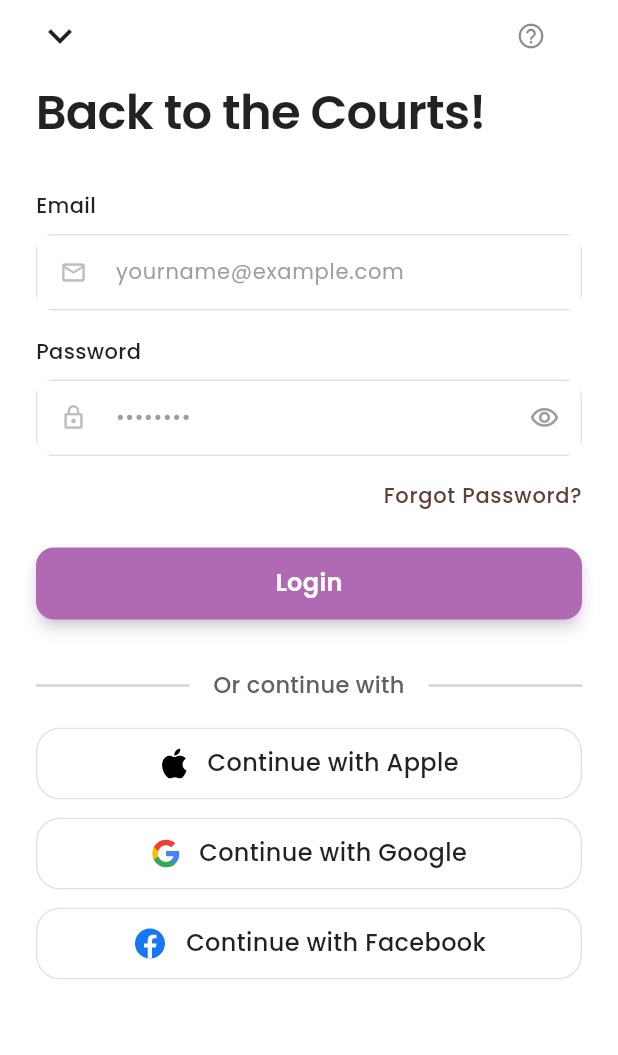
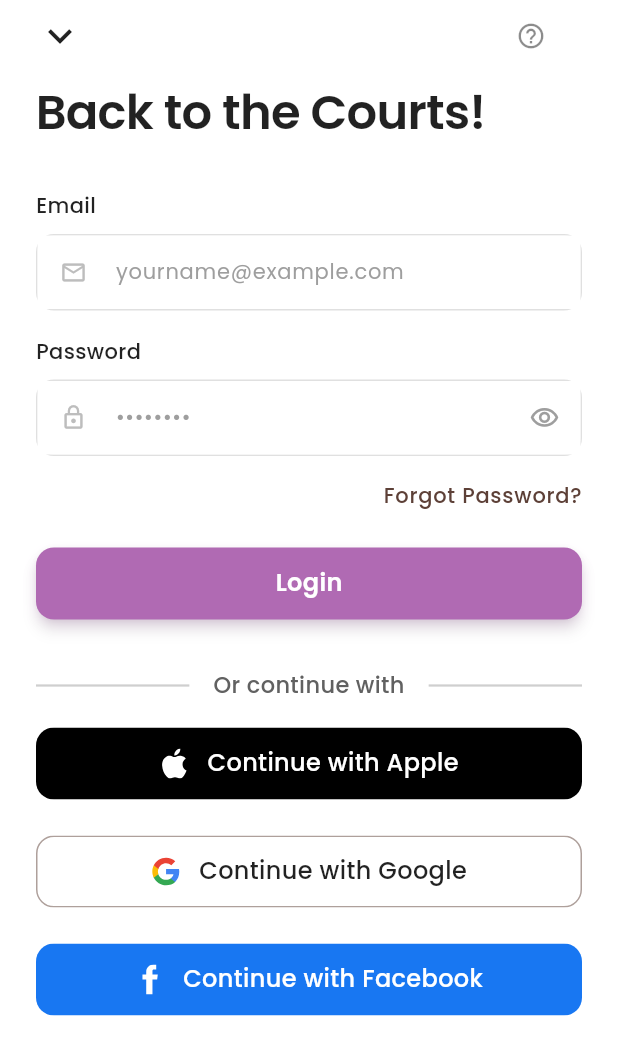
Before and after one commit to iinoshirozheng/CourtSnapp, a Flutter app: the LoginPage screen opened by its route, on a phone screen of 412 x 824 dp. Shown: the top 1055 px of the screen. Run offline on Flutter 3.47's test engine with Material 3 defaults, Android fonts, the phone set to English and light mode, and no system bars; our stand-ins replace bloc, dartz, dio, email_validator, equatable, firebase_core and 8 more; accounts and stored records are empty.

Commit message:
修改 or continue with 樣式

```diff
--- a/project/lib/features/auth/presentation/pages/login_page.dart
+++ b/project/lib/features/auth/presentation/pages/login_page.dart
@@ -469,7 +469,7 @@ class _LoginPageState extends State<LoginPage>
                                       },
                                     ),
                                     const SizedBox(
-                                      height: SpacingConstants.spacing3,
+                                      height: SpacingConstants.spacing5,
                                     ),
                                     GoogleLoginButton(
                                       onPressed: () {
@@ -477,7 +477,7 @@ class _LoginPageState extends State<LoginPage>
                                       },
                                     ),
                                     const SizedBox(
-                                      height: SpacingConstants.spacing3,
+                                      height: SpacingConstants.spacing5,
                                     ),
                                     FacebookLoginButton(
                                       onPressed: () {
--- a/project/lib/features/auth/presentation/widgets/social_login_buttons.dart
+++ b/project/lib/features/auth/presentation/widgets/social_login_buttons.dart
@@ -20,11 +20,12 @@ class FacebookLoginButton extends StatelessWidget {
   @override
   Widget build(BuildContext context) {
     return SocialLoginButton(
-      icon: const FacebookLogo(),
+      icon: const FacebookLogo(color: Colors.white),
       text: 'Continue with Facebook',
-      bgColor: Colors.white,
-      textColor: Colors.black87,
-      borderColor: Colors.grey.withValues(alpha: 0.3),
+      bgColor: const Color(0xFF1877F2), // Facebook blue
+      textColor: Colors.white,
+      borderColor: Colors.transparent,
+      borderRadius: 12.0,
       onPressed: onPressed,
       isLoading: isLoading,
     );
@@ -53,7 +54,8 @@ class GoogleLoginButton extends StatelessWidget {
       text: 'Continue with Google',
       bgColor: Colors.white,
       textColor: Colors.black87,
-      borderColor: Colors.grey.withValues(alpha: 0.3),
+      borderColor: const Color(0xFF5D4037).withValues(alpha: 0.5),
+      borderRadius: 12.0,
       onPressed: onPressed,
       isLoading: isLoading,
     );
@@ -78,11 +80,12 @@ class AppleLoginButton extends StatelessWidget {
   @override
   Widget build(BuildContext context) {
     return SocialLoginButton(
-      icon: const AppleLogo(),
+      icon: const AppleLogo(color: Colors.white),
       text: 'Continue with Apple',
-      bgColor: Colors.white,
-      textColor: Colors.black87,
-      borderColor: Colors.grey.withValues(alpha: 0.3),
+      bgColor: Colors.black,
+      textColor: Colors.white,
+      borderColor: Colors.transparent,
+      borderRadius: 12.0,
       onPressed: onPressed,
       isLoading: isLoading,
     );
--- a/project/lib/shared/components/buttons/advanced/glow_button.dart
+++ b/project/lib/shared/components/buttons/advanced/glow_button.dart
@@ -103,7 +103,7 @@ class _GlowButtonState extends State<GlowButton> with TickerProviderStateMixin {
   @override
   Widget build(BuildContext context) {
     // Check if in dark mode
-    final isDarkMode = Theme.of(context).brightness == Brightness.dark;
+    // final isDarkMode = Theme.of(context).brightness == Brightness.dark;
 
     return MouseRegion(
       cursor: SystemMouseCursors.click,
--- a/project/lib/shared/components/icons/social_logos.dart
+++ b/project/lib/shared/components/icons/social_logos.dart
@@ -54,8 +54,15 @@ class FacebookLogo extends StatelessWidget {
   /// Size of the logo
   final double size;
 
+  /// Color of the logo (defaults to blue)
+  final Color color;
+
   /// Constructor
-  const FacebookLogo({super.key, this.size = 24});
+  const FacebookLogo({
+    super.key,
+    this.size = 20,
+    this.color = const Color(0xFF1877F2),
+  });
 
   @override
   Widget build(BuildContext context) {
@@ -66,6 +73,7 @@ class FacebookLogo extends StatelessWidget {
         'assets/logos/facebook-logo.svg',
         width: size,
         height: size,
+        colorFilter: ColorFilter.mode(color, BlendMode.srcIn),
       ),
     );
   }
```
Also changed, not shown: project/assets/logos/facebook-logo.svg.
